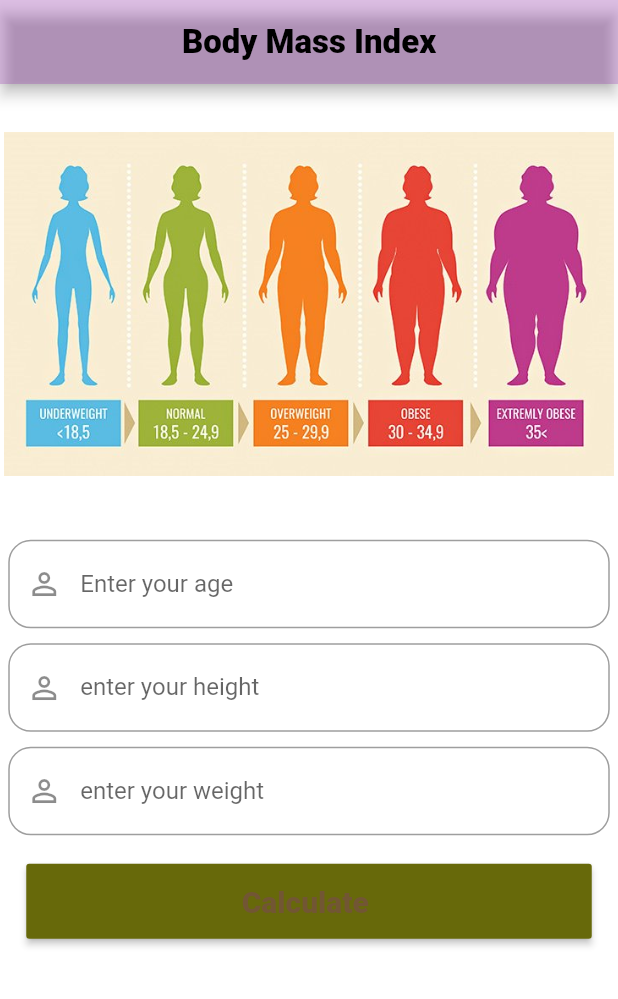
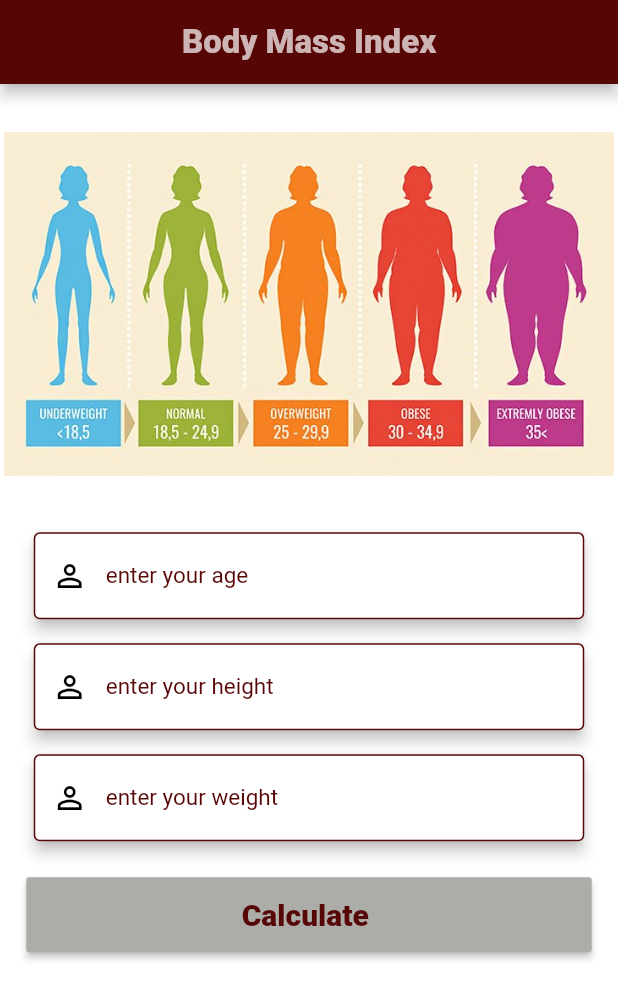
Before and after one commit to Hassan-97j/bmicalc, a Flutter app: the screen it shows after launch, on a phone screen of 412 x 824 dp. Shown: the top 999 px of the screen. Run offline on Flutter 3.47's test engine with Material 2 defaults, Android fonts, the phone set to English and light mode, and no system bars.

Commit message:
Body Mass Index Calculator

```diff
--- /dev/null
+++ b/lib/customwidgets/custominput.dart
@@ -0,0 +1,56 @@
+import 'package:flutter/material.dart';
+import 'package:bmicalc/themes.dart';
+
+class CustomTextinput extends StatelessWidget {
+  const CustomTextinput({
+    Key key,
+    this.hintText,
+    this.labelText,
+    this.obscureText,
+    this.prefixIcon,
+    this.controller,
+  }) :
+
+        super(key: key);
+
+  final TextEditingController controller;
+  final String hintText;
+  final String labelText;
+  final bool obscureText;
+  final IconData prefixIcon;
+
+  @override
+  Widget build(BuildContext context) {
+    return Padding(
+      padding: const EdgeInsets.symmetric(horizontal: 16,vertical: 4),
+      child: Card(
+        elevation: 4.0,
+        child: TextFormField(
+          style: setTextStyle(
+            color: primaryColor,
+            size: 15,
+          ),
+          cursorColor: primaryColor,
+          controller: controller,
+          keyboardType: TextInputType.number,
+          decoration: InputDecoration(
+            labelText: labelText,
+            labelStyle: setTextStyle(color: primaryColor, size: 15),
+            prefixIcon: Icon(
+              prefixIcon,
+              color: Colors.black,
+            ),
+            enabledBorder: OutlineInputBorder(
+               // borderRadius: BorderRadius.circular(8),
+                borderSide: BorderSide(color: primaryColor)),
+            focusedBorder: OutlineInputBorder(
+              borderSide: BorderSide(
+                color: primaryColor,
+              ),
+            ),
+          ),
+        ),
+      ),
+    );
+  }
+}
--- a/lib/main.dart
+++ b/lib/main.dart
@@ -1,5 +1,6 @@
 import 'package:flutter/material.dart';
-import 'themes.dart';
+import 'package:bmicalc/themes.dart';
+import 'package:bmicalc/customwidgets/custominput.dart';
 
 void main() => runApp(Myapp());
 
@@ -7,26 +8,24 @@ class Myapp extends StatelessWidget {
   @override
   Widget build(BuildContext context) {
     return MaterialApp(
-      //debugShowCheckedModeBanner: false,
+      debugShowCheckedModeBanner: false,
       title: 'BMI',
       theme: ThemeData(
         backgroundColor: secondaryColor,
         scaffoldBackgroundColor: secondaryColor,
         cursorColor: primaryColor,
         accentColor: primaryColor,
-
         appBarTheme: AppBarTheme(
           color: primaryColor,
           brightness: Brightness.light,
           textTheme: TextTheme(
             title: TextStyle(
-              color: primaryTextColor,
+              color: Colors.white70,
               fontSize: 22.0,
               fontWeight: FontWeight.w800,
             ),
           ),
         ),
-
       ),
       home: HomePage(),
     );
@@ -91,52 +90,25 @@ class _HomePageState extends State<HomePage> {
         body: Container(
           alignment: Alignment.topCenter,
           child: ListView(padding: EdgeInsets.all(2.5), children: <Widget>[
-             Image.asset('images/bmi.jpg',
-                          width: MediaQuery.of(context).size.width,
-                          height: MediaQuery.of(context).size.height *0.35
-              ),
+            Image.asset('images/bmi.jpg',
+                width: MediaQuery.of(context).size.width,
+                height: MediaQuery.of(context).size.height * 0.35),
+            Column(children: <Widget>[
+              //Padding(padding: EdgeInsets.only(top: 10)),
+              CustomTextinput(
+                  labelText: 'enter your age',
+                  prefixIcon: Icons.perm_identity,
+                  controller: _ageController),
 
-            Container(
-              margin: EdgeInsets.all(3.0),
-              alignment: Alignment.center,
-              child: Column(children: <Widget>[
-                Padding(padding: EdgeInsets.only(top: 10)),
-                TextFormField(
-                  controller: _ageController,
-                  keyboardType: TextInputType.number,
-                  decoration: InputDecoration(
-                      labelText: 'Enter your age',
-                      //hintText: '',
-                      prefixIcon: Icon(Icons.person_outline),
-                      border: OutlineInputBorder(
-                          borderRadius: BorderRadius.circular(15))
-                       ),
-                ),
-                Padding(padding: EdgeInsets.only(top: 10)),
-                TextFormField(
-                  controller: _heightController,
-                  keyboardType: TextInputType.number,
-                  decoration: InputDecoration(
-                      labelText: 'enter your height',
-                      hintText: 'In feet',
-                      prefixIcon: Icon(Icons.person_outline),
-                      border: OutlineInputBorder(
-                          borderRadius: BorderRadius.circular(15))),
-                ),
-                Padding(padding: EdgeInsets.only(top: 10)),
-                TextField(
-                  controller: _weightController,
-                  keyboardType: TextInputType.number,
-                  decoration: InputDecoration(
-                      labelText: 'enter your weight',
-                      hintText: 'In KGs',
-                      prefixIcon: Icon(Icons.person_outline),
-                      border: OutlineInputBorder(
-                          borderRadius: BorderRadius.circular(15))),
-
-                ),
-              ]),
-            ),
+              CustomTextinput(
+                  labelText: 'enter your height',
+                  prefixIcon: Icons.perm_identity,
+                  controller: _heightController),
+              CustomTextinput(
+                  labelText: 'enter your weight',
+                  prefixIcon: Icons.perm_identity,
+                  controller: _weightController),
+            ]),
             Padding(padding: EdgeInsets.only(top: 16)),
             Container(
               alignment: Alignment.center,
@@ -149,26 +121,29 @@ class _HomePageState extends State<HomePage> {
                     onPressed: () {
                       _calcBMI();
                     },
-                    child: Text(
-                      'Calculate ',
-                      style: setTextStyle(size: 20, color: primaryColor, weight: FontWeight.w800)
-                    ),
-                    color: Color(0xFF67690A),
+                    child: Text('Calculate ',
+                        style: setTextStyle(
+                            size: 20,
+                            color: primaryColor,
+                            weight: FontWeight.w800)),
+                    color: Color(0xFFACACA9),
                   ),
                 ),
               ),
             ),
             Padding(padding: EdgeInsets.only(top: 5)),
             Column(children: <Widget>[
-              Text(
-                ' $_finalresult ',
-                style: setTextStyle(size: 24, color: primaryTextColor, weight: FontWeight.normal)
-              ),
+              Text(' $_finalresult ',
+                  style: setTextStyle(
+                      size: 24,
+                      color: primaryTextColor,
+                      weight: FontWeight.normal)),
               Padding(padding: EdgeInsets.only(top: 5)),
-              Text(
-                ' $_resultread ',
-                style: setTextStyle(size: titleFontSize, color: primaryTextColor, weight: FontWeight.normal)
-              ),
+              Text(' $_resultread ',
+                  style: setTextStyle(
+                      size: titleFontSize,
+                      color: primaryTextColor,
+                      weight: FontWeight.normal)),
               // Text(
               //   ' $meters ',
               //   style: Theme.of(context).textTheme.headline,)
--- a/lib/themes.dart
+++ b/lib/themes.dart
@@ -1,6 +1,6 @@
 import 'package:flutter/material.dart';
 
-final Color primaryColor = Color(0x41911EAD);
+final Color primaryColor = Color(0xFF570606);
 final Color secondaryColor = Colors.white;
 final Color primaryTextColor = Colors.black;
 final double titleFontSize = 24.0;
```
